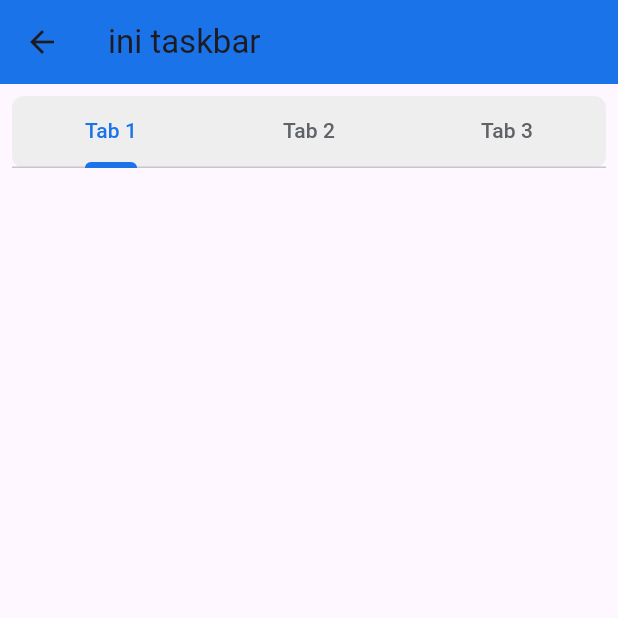
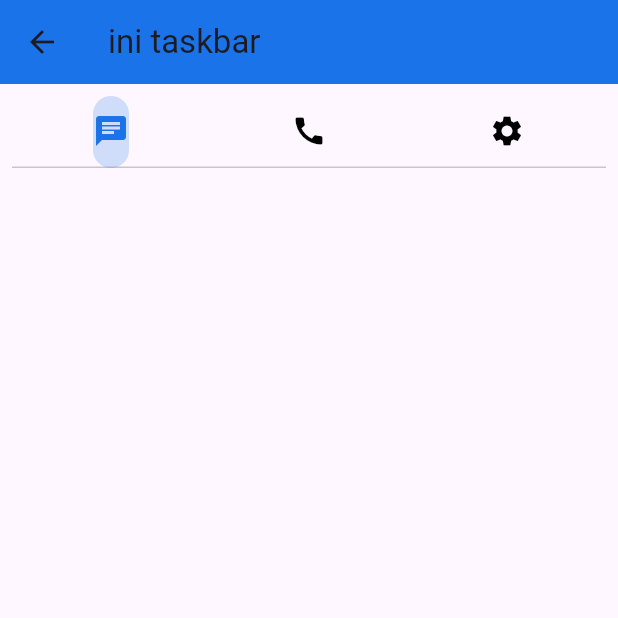
Before and after one commit to fidelcavell/hotel_pbp, a Flutter app: the HomeView screen opened directly, on a phone screen of 412 x 824 dp, the top half of it. Run offline on Flutter 3.47's test engine with Material 2 defaults, Android fonts, the phone set to English and light mode, and no system bars.

Commit message:
edit home taskbar

```diff
--- a/lib/home_grid.dart
+++ b/lib/home_grid.dart
@@ -1,6 +1,6 @@
 import 'package:flutter/material.dart';
 import 'package:flutter_staggered_grid_view/flutter_staggered_grid_view.dart';
-import 'material_indicator_design.dart';
+//import 'material_indicator_design.dart';
 
 class HomeGridView extends StatelessWidget {
   const HomeGridView({super.key});
@@ -34,10 +34,11 @@ class _HomeViewState extends State<HomeView>  with SingleTickerProviderStateMixi
   late TabController _tabController;
   final _selectedColor = Color(0xff1a73e8);
   final _unselectedColor = Color(0xff5f6368);
-  final _tabs =[
-    Tab(text: 'Tab 1'),
-    Tab(text: 'Tab 2'),
-    Tab(text: 'Tab 3'),
+
+  final _iconTabs = [
+    Tab(icon: Icon(Icons.chat)),
+    Tab(icon: Icon(Icons.call)),
+    Tab(icon: Icon(Icons.settings)),
   ];
 
   @override
@@ -63,22 +64,16 @@ class _HomeViewState extends State<HomeView>  with SingleTickerProviderStateMixi
         padding: const EdgeInsets.all(8.0),
         child: ListView(
           children: [
-            Container(
-              height: kToolbarHeight - 8.0,
-              decoration: BoxDecoration(
-                color: Colors.grey.shade200,
-                borderRadius: BorderRadius.circular(8.0),
+            TabBar(
+              controller: _tabController,
+              tabs: _iconTabs,
+              unselectedLabelColor: Colors.black,
+              labelColor: _selectedColor,
+              indicator: BoxDecoration(
+                borderRadius: BorderRadius.circular(80.0),
+                color: _selectedColor.withOpacity(0.2),
               ),
-              child: TabBar(
-              controller: _tabController,
-              labelColor: _selectedColor,
-              unselectedLabelColor: _unselectedColor,
-              indicatorSize: TabBarIndicatorSize.label,
-              indicator: MaterialDesignIndicator(
-                  indicatorHeight: 4, indicatorColor: _selectedColor),
-              tabs: _tabs,
             ),
-            )
           ]
 
           .map((item) => Column(
```
